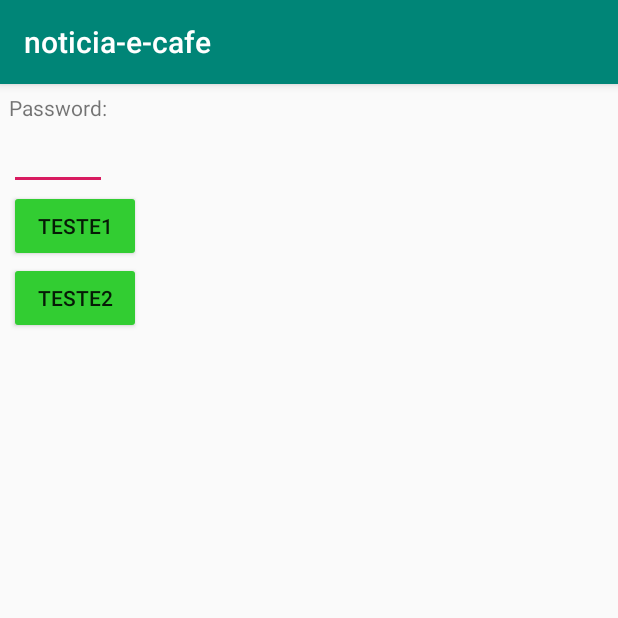
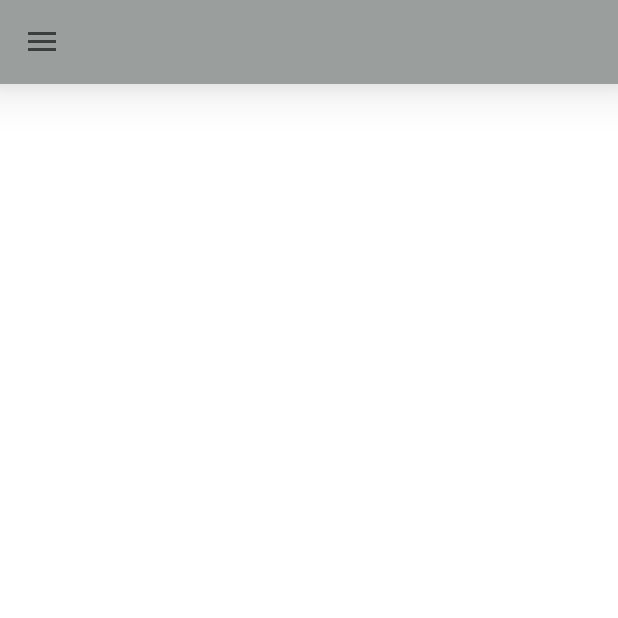
Before and after one commit to MailsonD/PDM-Noticias-e-Cafe, an Android app: the screen it shows after launch (MainActivity before the commit, NavBar after it), on a phone screen of 412 x 824 dp, the top half of it. Run offline under Robolectric (Android 15) with nearby library versions, the phone set to English and light mode, and no system bars.

Commit message:
Construindo NavBar

```diff
--- a/app/build.gradle
+++ b/app/build.gradle
@@ -24,6 +24,7 @@ android {
 
 dependencies {
     implementation fileTree(dir: 'libs', include: ['*.jar'])
+    implementation 'com.android.support:design:28.0.0'
     implementation 'com.android.support:appcompat-v7:28.0.0'
     implementation 'com.android.support.constraint:constraint-layout:1.1.3'
     testImplementation 'junit:junit:4.12'
--- /dev/null
+++ b/app/src/main/java/com/ifpb/noticia_e_cafe/tela/NavBar.java
@@ -0,0 +1,114 @@
+package com.ifpb.noticia_e_cafe.tela;
+
+import android.app.Activity;
+import android.content.Intent;
+import android.graphics.Color;
+import android.os.Build;
+import android.support.annotation.NonNull;
+import android.support.design.widget.AppBarLayout;
+import android.support.design.widget.NavigationView;
+import android.support.v4.widget.DrawerLayout;
+import android.support.v7.app.ActionBarDrawerToggle;
+import android.os.Bundle;
+import android.support.v7.widget.Toolbar;
+import android.view.Gravity;
+import android.view.MenuItem;
+import android.view.View;
+import android.view.ViewGroup;
+import android.widget.ImageView;
+import android.widget.LinearLayout;
+import android.widget.TextView;
+import android.widget.Toast;
+
+import com.ifpb.noticia_e_cafe.R;
+
+
+//public class MainActivity extends AppCompatActivity {
+public class NavBar extends Activity implements NavigationView.OnNavigationItemSelectedListener {
+
+    private ViewGroup header(String string){
+        //
+        TextView tv = new TextView(this);
+        tv.setTextSize(15);
+        tv.setTextColor(Color.rgb(66, 66, 65));
+        tv.setText(string);
+        tv.setPadding(10, 5, 5, 5);
+        //
+        LinearLayout l = new LinearLayout(this);
+        l.setOrientation(LinearLayout.HORIZONTAL);
+        l.setGravity(Gravity.CENTER);
+        //
+        ImageView icon = new ImageView(this);
+        icon.setImageResource(R.drawable.ic_person_outline_black_36dp);
+        //
+        l.addView(icon, 0);
+        l.addView(tv, 1);
+        //
+        return l;
+    }
+
+    @Override
+    protected void onCreate(Bundle savedInstanceState) {
+        super.onCreate(savedInstanceState);
+        //criando o layout e vinculando ao activity
+        DrawerLayout drawer = new DrawerLayout(this);
+        setContentView(drawer);
+        //criando o Toolbar
+        AppBarLayout bar = new AppBarLayout(this);
+        Toolbar toolbar = new Toolbar(this);
+        toolbar.setBackgroundColor(Color.rgb(154, 159, 157));
+        if (Build.VERSION.SDK_INT >= Build.VERSION_CODES.LOLLIPOP) {
+            toolbar.setElevation(30);
+        }
+        bar.addView(toolbar);
+        drawer.addView(bar, 0, new DrawerLayout.LayoutParams(
+                DrawerLayout.LayoutParams.MATCH_PARENT,//comprimento
+                DrawerLayout.LayoutParams.WRAP_CONTENT//altura
+        ));
+
+        //Adicionando toggle com icone de menu (padrão do material design)
+        ActionBarDrawerToggle toggle = new ActionBarDrawerToggle(this, drawer, toolbar,
+                R.string.navigation_drawer_open, R.string.navigation_drawer_close);
+        drawer.addDrawerListener(toggle);//para sincronizar ao fechar
+        toggle.syncState();
+        //
+        //criar os paramentros do layout para definir a gravidade
+        DrawerLayout.LayoutParams params = new DrawerLayout.LayoutParams(
+                DrawerLayout.LayoutParams.WRAP_CONTENT,//comprimento
+                DrawerLayout.LayoutParams.MATCH_PARENT//altura
+        );
+        params.gravity = Gravity.LEFT;//informar de onde sai a bandeija
+        //adicionar ao layout
+        NavigationView navigationView = new NavigationView(this);
+        navigationView.setTextAlignment(View.TEXT_ALIGNMENT_VIEW_END);
+        drawer.addView(navigationView, 1, params);
+
+        Toolbar toolbarNavBar = new Toolbar(this);
+        toolbarNavBar.setBackgroundColor(Color.rgb(218, 220, 223));
+
+        navigationView.getMenu().add(0, 0, 0, "Minha Conta");//.setIcon(R.drawable.ic_profile);
+        navigationView.getMenu().add(0, 1, 1, "Notícias");//.setIcon(R.drawable.ic_trash);
+        navigationView.getMenu().add(1, 2, 2, "Logout");//.setIcon(R.drawable.ic_trash);
+        //
+        navigationView.setNavigationItemSelectedListener(this);
+        toolbarNavBar.addView(header("Ian Carneiro Teixeira de Araujo"));
+        navigationView.addHeaderView(toolbarNavBar);
+
+    }
+
+    public void gerarNavBar(){
+
+    }
+
+    @Override
+    public boolean onNavigationItemSelected(@NonNull MenuItem menuItem) {
+        if (menuItem.getItemId() == 0){
+            startActivity(new Intent(this,TelaEditar.class));
+        } else if (menuItem.getItemId() == 1){
+            Toast.makeText(this, "Selecionou o menu 2", Toast.LENGTH_LONG).show();
+        } else if (menuItem.getItemId() == 2){
+            startActivity(new Intent(this,TelaLogin.class));
+        }
+        return false;
+    }
+}
--- a/app/src/main/res/values/colors.xml
+++ b/app/src/main/res/values/colors.xml
@@ -1,6 +1,6 @@
 <?xml version="1.0" encoding="utf-8"?>
 <resources>
-    <color name="colorPrimary">#008577</color>
+    <color name="colorPrimary">#ffffff</color>
     <color name="colorPrimaryDark">#00574B</color>
     <color name="colorAccent">#D81B60</color>
 </resources>
--- a/app/src/main/res/values/strings.xml
+++ b/app/src/main/res/values/strings.xml
@@ -1,3 +1,5 @@
 <resources>
     <string name="app_name">noticia-e-cafe</string>
+    <string name="navigation_drawer_open">Open</string>
+    <string name="navigation_drawer_close">Close</string>
 </resources>
```
Also changed, not shown: app/src/main/AndroidManifest.xml (+38 -31 lines), app/src/main/java/com/ifpb/noticia_e_cafe/component/NavBar.java (deleted, +0 -29 lines), app/src/main/res/drawable/ic_person_outline_black_36dp.png (added).
